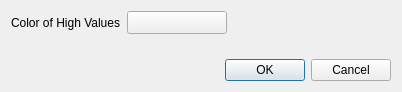
narrowtux/Gatter, file src/widgets/settingsdialog.ui: the form before one commit.
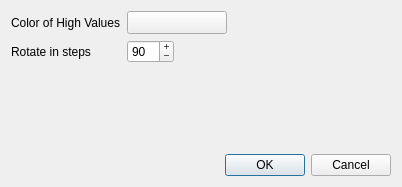
The form after the commit. Custom widgets are drawn as their Qt base class.

Commit message: Lines are updated when item has been rotated. You can adjust rotation steps in the preferences now.

Patch:
```diff
--- a/src/widgets/settingsdialog.ui
+++ b/src/widgets/settingsdialog.ui
@@ -7,7 +7,7 @@
     <x>0</x>
     <y>0</y>
     <width>402</width>
-    <height>92</height>
+    <height>187</height>
    </rect>
   </property>
   <property name="windowTitle">
@@ -39,6 +39,29 @@
        </property>
       </widget>
      </item>
+     <item row="1" column="0">
+      <widget class="QLabel" name="label_2">
+       <property name="text">
+        <string>Rotate in steps</string>
+       </property>
+      </widget>
+     </item>
+     <item row="1" column="1">
+      <widget class="QSpinBox" name="rotationSteps">
+       <property name="buttonSymbols">
+        <enum>QAbstractSpinBox::PlusMinus</enum>
+       </property>
+       <property name="minimum">
+        <number>1</number>
+       </property>
+       <property name="maximum">
+        <number>180</number>
+       </property>
+       <property name="value">
+        <number>90</number>
+       </property>
+      </widget>
+     </item>
     </layout>
    </item>
    <item>
```
Left out of the diff: 2 changed lines with no effect on the pictures. The commit also changes 6 other files.
